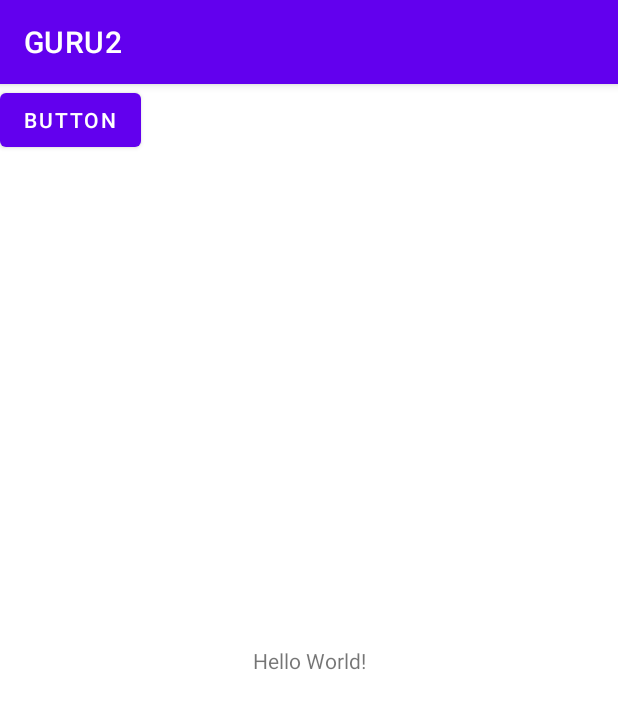
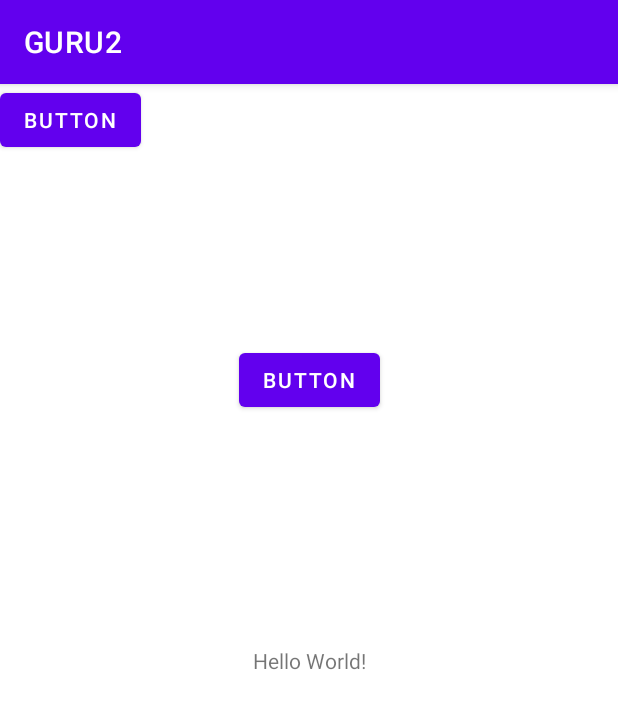
Before and after one commit to Eugenia-11/GURU2, an Android app: the screen it shows after launch (MainActivity), on a phone screen of 412 x 824 dp. Shown: the top 709 px of the screen. Run offline under Robolectric (Android 15) with nearby library versions, the phone set to English and light mode, and no system bars.

Commit message:
버튼위젯2 추가-김경연

```diff
--- a/app/src/main/res/layout/activity_main.xml
+++ b/app/src/main/res/layout/activity_main.xml
@@ -7,6 +7,7 @@
     tools:context=".MainActivity">
 
     <TextView
+        android:id="@+id/textView"
         android:layout_width="wrap_content"
         android:layout_height="wrap_content"
         android:text="Hello World!"
@@ -23,4 +24,16 @@
         tools:layout_editor_absoluteX="163dp"
         tools:layout_editor_absoluteY="502dp" />
 
+    <Button
+        android:id="@+id/button2"
+        android:layout_width="wrap_content"
+        android:layout_height="wrap_content"
+        android:layout_marginTop="22dp"
+        android:layout_marginBottom="22dp"
+        android:text="Button"
+        app:layout_constraintBottom_toTopOf="@+id/button"
+        app:layout_constraintEnd_toEndOf="parent"
+        app:layout_constraintStart_toStartOf="parent"
+        app:layout_constraintTop_toBottomOf="@+id/textView" />
+
 </androidx.constraintlayout.widget.ConstraintLayout>
```
